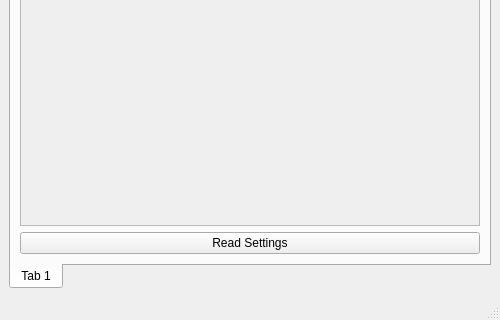
This is Qt/mainwindow.ui in wh201906/mEDIFIER as Qt 5 draws it before an edit; both pictures show x 0 to 500 and y 280 to 600 of the 500 by 600 pixel window. The edited form follows.
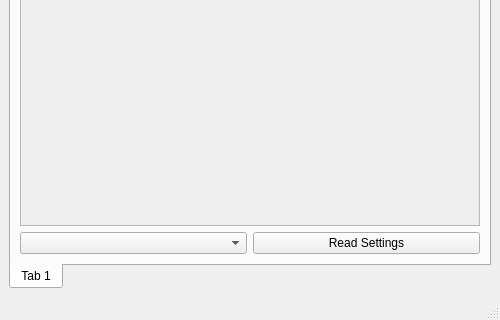
This is the edited form.

Diff of the .ui file:
```diff
--- a/Qt/mainwindow.ui
+++ b/Qt/mainwindow.ui
@@ -63,11 +63,30 @@
          </widget>
         </item>
         <item>
+         <layout class="QHBoxLayout" name="horizontalLayout">
+          <property name="leftMargin">
+           <number>0</number>
+          </property>
+          <property name="topMargin">
+           <number>0</number>
+          </property>
+          <property name="rightMargin">
+           <number>0</number>
+          </property>
+          <property name="bottomMargin">
+           <number>0</number>
+          </property>
+          <item>
+           <widget class="QComboBox" name="deviceBox"/>
+          </item>
+          <item>
          <widget class="QPushButton" name="readSettingsButton">
           <property name="text">
            <string>Read Settings</string>
           </property>
          </widget>
+          </item>
+         </layout>
         </item>
        </layout>
       </widget>
```
Lines whose indentation alone changed are shown as unchanged.
